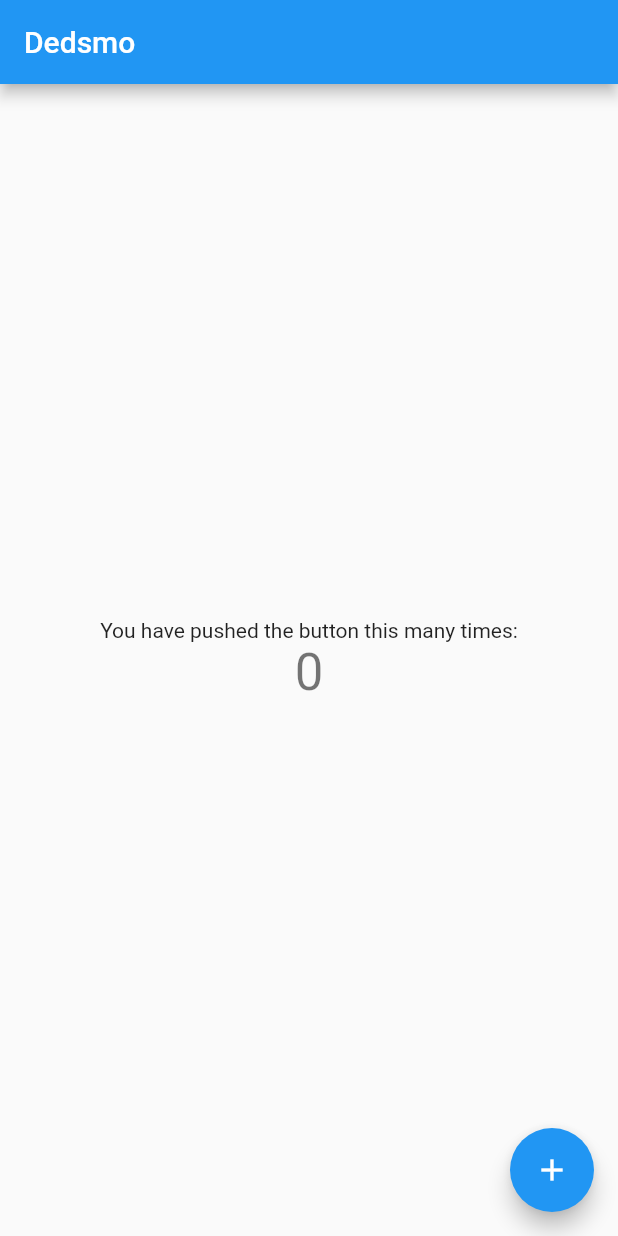
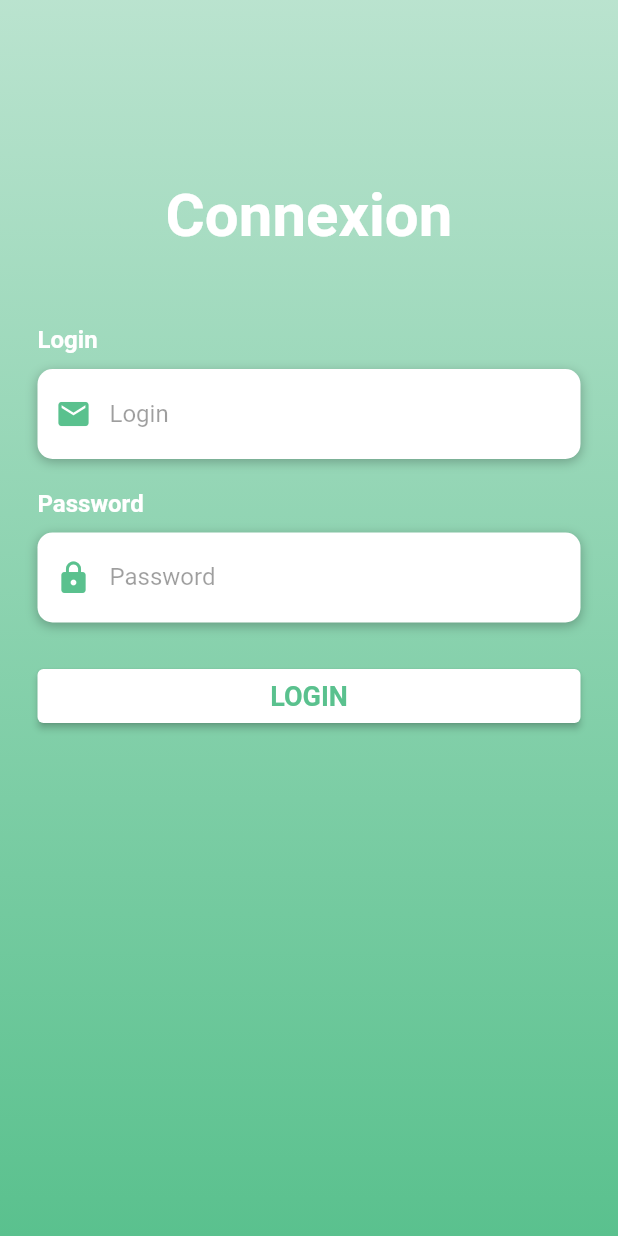
Before and after one commit to GalloV/DolibarrMobileApp, a Flutter app: the screen it shows after launch, on a phone screen of 412 x 824 dp. Run offline on Flutter 3.47's test engine with Material 2 defaults, Android fonts, the phone set to English and light mode, and no system bars.

Commit message:
Login Page V1

```diff
--- /dev/null
+++ b/lib/loginScreen.dart
@@ -0,0 +1,182 @@
+import 'dart:convert';
+
+import 'package:flutter/material.dart';
+import 'package:flutter/services.dart';
+import 'package:http/http.dart' as http;
+
+class LoginScreen extends StatefulWidget {
+  @override
+  _LoginScreenState createState() => _LoginScreenState();
+}
+
+class _LoginScreenState extends State<LoginScreen> {
+  TextEditingController loginController = TextEditingController();
+  TextEditingController passwordController = TextEditingController();
+// WIDGETS
+  Widget buildEmail() {
+    return Column(
+      crossAxisAlignment: CrossAxisAlignment.start,
+      children: <Widget>[
+        Text(
+          'Login',
+          style: TextStyle(
+              color: Colors.white, fontSize: 16, fontWeight: FontWeight.bold),
+        ),
+        SizedBox(height: 10),
+        Container(
+            alignment: Alignment.centerLeft,
+            decoration: BoxDecoration(
+                color: Colors.white,
+                borderRadius: BorderRadius.circular(10),
+                boxShadow: [
+                  BoxShadow(
+                      color: Colors.black26,
+                      blurRadius: 6,
+                      offset: Offset(0, 2))
+                ]),
+            height: 60,
+            child: TextField(
+              controller: loginController,
+              keyboardType: TextInputType.emailAddress,
+              style: TextStyle(color: Colors.black87),
+              decoration: InputDecoration(
+                  border: InputBorder.none,
+                  contentPadding: EdgeInsets.only(top: 14),
+                  prefixIcon: Icon(
+                    Icons.email,
+                    color: Color(0xff5ac18e),
+                  ),
+                  hintText: 'Login',
+                  hintStyle: TextStyle(color: Colors.black38)),
+            ))
+      ],
+    );
+  }
+
+  Widget buildPassword() {
+    return Column(
+      crossAxisAlignment: CrossAxisAlignment.start,
+      children: <Widget>[
+        Text(
+          'Password',
+          style: TextStyle(
+              color: Colors.white, fontSize: 16, fontWeight: FontWeight.bold),
+        ),
+        SizedBox(height: 10),
+        Container(
+            alignment: Alignment.centerLeft,
+            decoration: BoxDecoration(
+                color: Colors.white,
+                borderRadius: BorderRadius.circular(10),
+                boxShadow: [
+                  BoxShadow(
+                      color: Colors.black26,
+                      blurRadius: 6,
+                      offset: Offset(0, 2))
+                ]),
+            height: 60,
+            child: TextField(
+              controller: passwordController,
+              obscureText: true,
+              style: TextStyle(color: Colors.black87),
+              decoration: InputDecoration(
+                  border: InputBorder.none,
+                  contentPadding: EdgeInsets.only(top: 14),
+                  prefixIcon: Icon(
+                    Icons.lock,
+                    color: Color(0xff5ac18e),
+                  ),
+                  hintText: 'Password',
+                  hintStyle: TextStyle(color: Colors.black38)),
+            ))
+      ],
+    );
+  }
+
+  Widget buildLoginBtn() {
+    return Container(
+        padding: EdgeInsets.symmetric(vertical: 25),
+        width: double.infinity,
+        child: ElevatedButton(
+          style: ElevatedButton.styleFrom(backgroundColor: Colors.white),
+          child: Text('LOGIN',
+              style: TextStyle(
+                  color: Color(0xff5ac18e),
+                  fontSize: 18,
+                  fontWeight: FontWeight.bold)),
+          onPressed: () => login(loginController.text.toString(),
+              passwordController.text.toString()),
+        ));
+  }
+
+// Login Function
+  void login(String login, String password) async {
+    try {
+      final response = await http.post(
+        Uri.parse('http://192.168.43.161/api/index.php/login'),
+        headers: <String, String>{
+          'Content-Type': 'application/json; charset=UTF-8'
+        },
+        body:
+            jsonEncode(<String, String>{'login': login, 'password': password}),
+      );
+
+      var data = jsonDecode(response.body.toString());
+      print(data);
+      // var username = data['message'];
+      // print(username + "-->" + data['token']);
+    } catch (e) {
+      print(e.toString());
+    }
+  }
+
+  @override
+  Widget build(BuildContext context) {
+    return Scaffold(
+      body: AnnotatedRegion<SystemUiOverlayStyle>(
+        value: SystemUiOverlayStyle.light,
+        child: GestureDetector(
+          child: Stack(
+            children: <Widget>[
+              Container(
+                  height: double.infinity,
+                  width: double.infinity,
+                  decoration: BoxDecoration(
+                      gradient: LinearGradient(
+                          begin: Alignment.topCenter,
+                          end: Alignment.bottomCenter,
+                          colors: [
+                        Color(0x665ac18e),
+                        Color(0x995ac18e),
+                        Color(0xcc5ac18e),
+                        Color(0xff5ac18e),
+                      ])),
+                  child: SingleChildScrollView(
+                    physics: AlwaysScrollableScrollPhysics(),
+                    padding:
+                        EdgeInsets.symmetric(horizontal: 25, vertical: 120),
+                    child: Column(
+                      mainAxisAlignment: MainAxisAlignment.center,
+                      children: <Widget>[
+                        Text(
+                          "Connexion",
+                          style: TextStyle(
+                              color: Colors.white,
+                              fontSize: 40,
+                              fontWeight: FontWeight.bold),
+                        ),
+                        SizedBox(height: 50),
+                        buildEmail(),
+                        SizedBox(height: 20),
+                        buildPassword(),
+                        buildLoginBtn(),
+                      ],
+                    ),
+                  )),
+            ],
+          ),
+        ),
+      ),
+    );
+  }
+}
--- a/lib/main.dart
+++ b/lib/main.dart
@@ -1,4 +1,5 @@
 import 'package:flutter/material.dart';
+import 'loginScreen.dart';
 
 void main() {
   runApp(const MyApp());
@@ -10,64 +11,59 @@ class MyApp extends StatelessWidget {
   @override
   Widget build(BuildContext context) {
     return MaterialApp(
-      title: 'Flutter Demo',
-      theme: ThemeData(
-
-        primarySwatch: Colors.blue,
-      ),
-      home: const MyHomePage(title: 'Dedsmo'),
+      home: LoginScreen(),
     );
   }
 }
 
-class MyHomePage extends StatefulWidget {
-  const MyHomePage({super.key, required this.title});
+// class MyHomePage extends StatefulWidget {
+//   const MyHomePage({super.key, required this.title});
 
 
-  final String title;
+//   final String title;
 
-  @override
-  State<MyHomePage> createState() => _MyHomePageState();
-}
+//   @override
+//   State<MyHomePage> createState() => _MyHomePageState();
+// }
 
-class _MyHomePageState extends State<MyHomePage> {
-  int _counter = 0;
+// class _MyHomePageState extends State<MyHomePage> {
+//   int _counter = 0;
 
-  void _incrementCounter() {
-    setState(() {
+//   void _incrementCounter() {
+//     setState(() {
 
-      _counter++;
-    });
-  }
+//       _counter++;
+//     });
+//   }
 
-  @override
-  Widget build(BuildContext context) {
+//   @override
+//   Widget build(BuildContext context) {
 
-    return Scaffold(
-      appBar: AppBar(
-        title: Text(widget.title),
-      ),
-      body: Center(
+//     return Scaffold(
+//       appBar: AppBar(
+//         title: Text(widget.title),
+//       ),
+//       body: Center(
 
-        child: Column(
+//         child: Column(
 
-          mainAxisAlignment: MainAxisAlignment.center,
-          children: <Widget>[
-            const Text(
-              'You have pushed the button this many times:',
-            ),
-            Text(
-              '$_counter',
-              style: Theme.of(context).textTheme.headlineMedium,
-            ),
-          ],
-        ),
-      ),
-      floatingActionButton: FloatingActionButton(
-        onPressed: _incrementCounter,
-        tooltip: 'Increment',
-        child: const Icon(Icons.add),
-      ),
-    );
-  }
-}
+//           mainAxisAlignment: MainAxisAlignment.center,
+//           children: <Widget>[
+//             const Text(
+//               'You have pushed the button this many times:',
+//             ),
+//             Text(
+//               '$_counter',
+//               style: Theme.of(context).textTheme.headlineMedium,
+//             ),
+//           ],
+//         ),
+//       ),
+//       floatingActionButton: FloatingActionButton(
+//         onPressed: _incrementCounter,
+//         tooltip: 'Increment',
+//         child: const Icon(Icons.add),
+//       ),
+//     );
+//   }
+// }
--- a/pubspec.yaml
+++ b/pubspec.yaml
@@ -35,6 +35,7 @@ dependencies:
   # The following adds the Cupertino Icons font to your application.
   # Use with the CupertinoIcons class for iOS style icons.
   cupertino_icons: ^1.0.2
+  http: ^0.13.5
 
 dev_dependencies:
   flutter_test:
```
Also changed, not shown: pubspec.lock, 1 other file.
